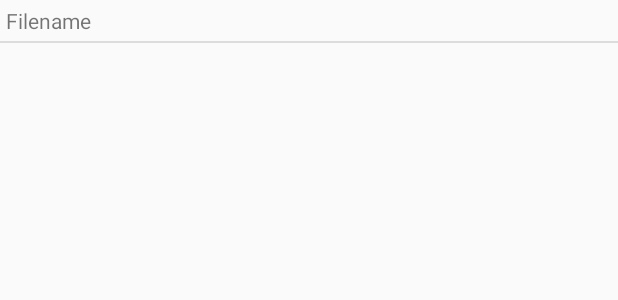
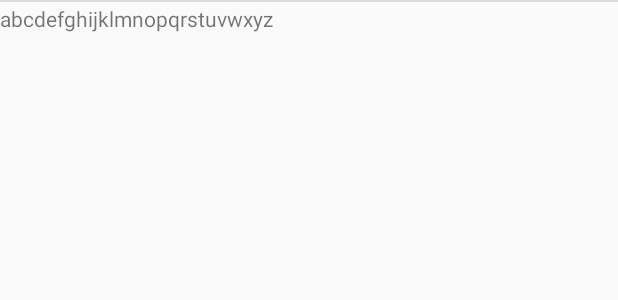
Before and after one commit to theturboturnip/warwick-browser, an Android app: the layout module_file_item.xml on its own in the app's theme, with its tools: preview values and no code run, on a phone screen of 412 x 824 dp. Shown: the top 300 px of the screen. Run offline under Robolectric (Android 15) with nearby library versions, the phone set to English and light mode, and no system bars.

Commit message:
Made file view prettier

```diff
--- a/app/src/main/res/layout/module_file_item.xml
+++ b/app/src/main/res/layout/module_file_item.xml
@@ -2,19 +2,21 @@
 <LinearLayout xmlns:android="http://schemas.android.com/apk/res/android"
     xmlns:tools="http://schemas.android.com/tools"
     android:layout_width="match_parent"
-    android:layout_height="wrap_content"
+    android:layout_height="24dp"
+    android:gravity="center_vertical"
     android:orientation="vertical">
-
-    <TextView
-        android:id="@+id/file_name"
-        android:layout_width="match_parent"
-        android:layout_height="wrap_content"
-        android:layout_margin="4dp"
-        tools:text="Filename" />
 
     <View
         android:id="@+id/divider"
         android:layout_width="match_parent"
         android:layout_height="1dp"
         android:background="?android:attr/listDivider" />
+
+    <TextView
+        android:id="@+id/file_name"
+        android:layout_width="match_parent"
+        android:layout_height="match_parent"
+        android:gravity="center_vertical"
+        tools:text="abcdefghijklmnopqrstuvwxyz" />
+
 </LinearLayout>
```
Also changed, not shown: app/src/main/java/com/turboturnip/warwickbrowser/ui/MainActivity.java (+11 -4 lines).
